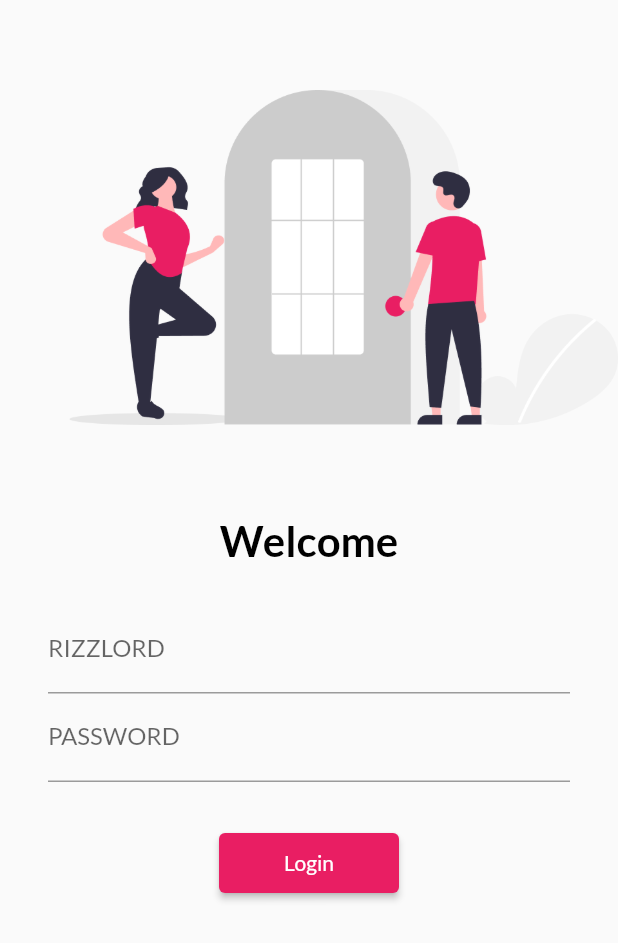
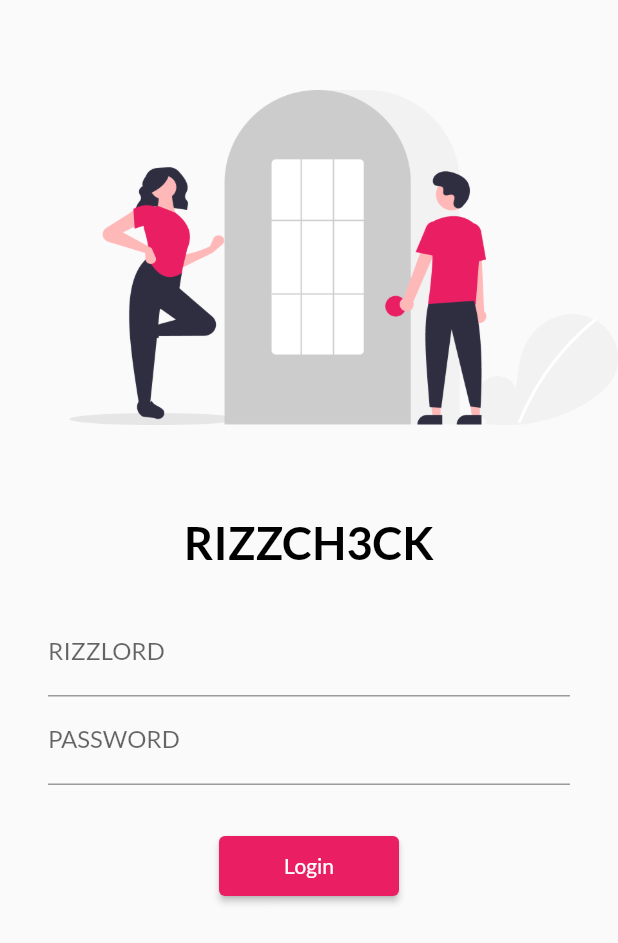
Before and after one commit to SakshxmSingh/Flutter_Trial, a Flutter app: the screen it shows after launch, on a phone screen of 412 x 824 dp. Shown: the top 943 px of the screen. Run offline on Flutter 3.47's test engine with Material 2 defaults, Android fonts, the phone set to English and light mode, and no system bars; our stand-ins replace google_fonts.

Commit message:
chapter5

```diff
--- a/lib/main.dart
+++ b/lib/main.dart
@@ -1,4 +1,5 @@
 import 'package:flutter/material.dart';
+import 'package:flutter_application_2/utils/routes.dart';
 import 'package:google_fonts/google_fonts.dart';
 import 'pages/home_page.dart';
 import 'pages/login_page.dart';
@@ -15,6 +16,7 @@ class MyApp extends StatelessWidget {
     return MaterialApp(
       // home: HomePage(),
       themeMode: ThemeMode.light,
+      debugShowCheckedModeBanner: false,
       theme: ThemeData(
         primarySwatch: Colors.pink,
         fontFamily: GoogleFonts.lato().fontFamily,
@@ -25,8 +27,8 @@ class MyApp extends StatelessWidget {
       routes: {
         "/" :(context) => LoginPage(),
         // ignore: prefer_const_constructors
-        "/home":(context) => HomePage(),
-        "/login" :(context) => LoginPage()
+        MyRoutes.homeRoute:(context) => HomePage(),
+        MyRoutes.loginRoute:(context) => LoginPage()
       },
     );
   }
--- a/lib/pages/login_page.dart
+++ b/lib/pages/login_page.dart
@@ -1,6 +1,7 @@
 // ignore_for_file: prefer_const_constructors, sort_child_properties_last
 
 import 'package:flutter/material.dart';
+import 'package:flutter_application_2/utils/routes.dart';
 
 class LoginPage extends StatelessWidget {
   const LoginPage({super.key});
@@ -20,9 +21,9 @@ class LoginPage extends StatelessWidget {
               height: 60,
             ),
             Text(
-                "Welcome",
+                "RIZZCH3CK",
                 style: TextStyle(
-                  fontSize: 28,
+                  fontSize: 30,
                   color: Colors.black,
                   fontWeight: FontWeight.bold
                 ),
@@ -53,6 +54,7 @@ class LoginPage extends StatelessWidget {
                   ),
                   ElevatedButton(
                     onPressed: (){
+                      Navigator.pushNamed(context, MyRoutes.homeRoute);
                     },
                     child: Text("Login"),
                     style: TextButton.styleFrom(minimumSize: Size(120, 40)),
--- /dev/null
+++ b/lib/utils/routes.dart
@@ -0,0 +1,4 @@
+class MyRoutes{
+  static String loginRoute = "/login";
+  static String homeRoute = "/home";
+}
```
